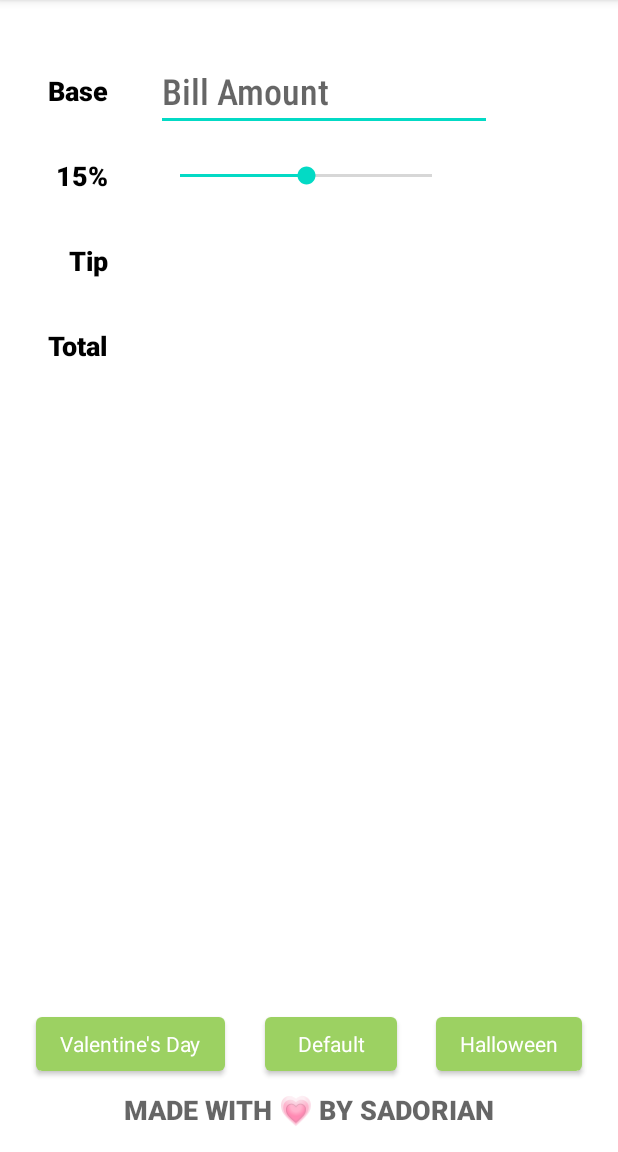
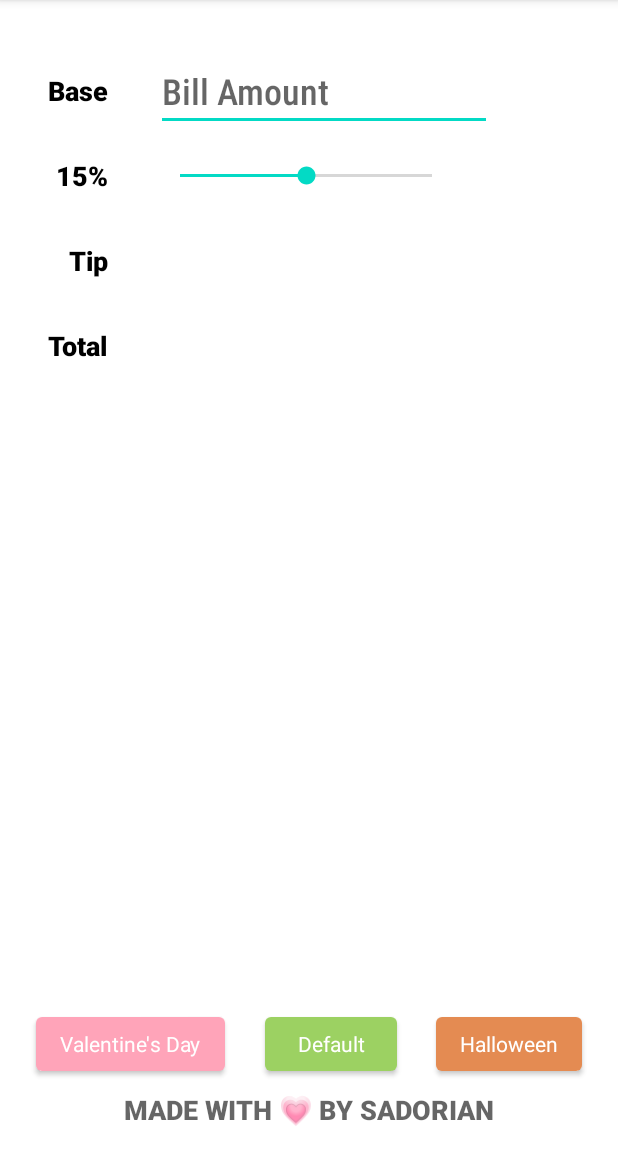
Before and after one commit to sadoreena/TipCalculator, an Android app: the screen it shows after launch (MainActivity), on a phone screen of 412 x 824 dp, the part 84-1236 px from its top. Run offline under Robolectric (Android 15) with nearby library versions, the phone set to English and light mode, and no system bars.

Commit message:
changed button colors, background, and themes

```diff
--- a/app/src/main/java/com/example/tipcalculator/MainActivity.kt
+++ b/app/src/main/java/com/example/tipcalculator/MainActivity.kt
@@ -1,5 +1,6 @@
 package com.example.tipcalculator
 
+import android.graphics.Color
 import android.util.Log
 
 import androidx.appcompat.app.AppCompatActivity
--- a/app/src/main/res/layout/activity_main.xml
+++ b/app/src/main/res/layout/activity_main.xml
@@ -11,24 +11,24 @@
     <!-- views on the left side -->
 
     <ImageView
+        android:id="@+id/HalloweenBackground"
+        android:layout_width="match_parent"
+        android:layout_height="match_parent"
+        android:scaleType="fitXY"
+        android:visibility="gone"
+        app:srcCompat="@drawable/halloween"
+        tools:layout_editor_absoluteX="84dp"
+        tools:layout_editor_absoluteY="302dp" />
+
+    <ImageView
         android:id="@+id/ValentinesBackground"
         android:layout_width="match_parent"
         android:layout_height="match_parent"
         android:scaleType="fitXY"
-        android:visibility="invisible"
-        app:srcCompat="@drawable/valentinesday3"
-        tools:layout_editor_absoluteX="104dp"
-        tools:layout_editor_absoluteY="355dp" />
-
-    <ImageView
-        android:id="@+id/HalloweenBackground"
-        android:layout_width="match_parent"
-        android:layout_height="match_parent"
-        android:scaleType="fitXY"
-        android:visibility="invisible"
-        app:srcCompat="@drawable/halloween"
-        tools:layout_editor_absoluteX="84dp"
-        tools:layout_editor_absoluteY="302dp" />
+        android:visibility="gone"
+        app:srcCompat="@drawable/valentinesday"
+        tools:layout_editor_absoluteX="71dp"
+        tools:layout_editor_absoluteY="373dp" />
 
     <TextView
         android:id="@+id/tvBaseLabel"
@@ -156,6 +156,7 @@
 
     <Button
         android:id="@+id/ValentinesDayButton"
+        android:theme="@style/Theme.TipCalculatorVal"
         android:layout_width="wrap_content"
         android:layout_height="wrap_content"
         android:layout_marginStart="24dp"
@@ -168,6 +169,7 @@
 
     <Button
         android:id="@+id/HalloweenButton"
+        android:theme="@style/Theme.TipCalculatorHal"
         android:layout_width="wrap_content"
         android:layout_height="wrap_content"
         android:layout_marginEnd="24dp"
--- a/app/src/main/res/values/colors.xml
+++ b/app/src/main/res/values/colors.xml
@@ -8,7 +8,7 @@
     <color name="black">#FF000000</color>
     <color name="white">#FFFFFFFF</color>
     <color name="green">#9CD162</color>
-    <color name="pink">#FFCCF4</color>
-    <color name="orange">#FFD493</color>
+    <color name="pink">#ffa4b9</color>
+    <color name="orange">#e48b52</color>
 
 </resources>
--- a/app/src/main/res/values/themes.xml
+++ b/app/src/main/res/values/themes.xml
@@ -20,8 +20,8 @@
         <item name="colorPrimaryVariant">@color/pink</item>
         <item name="colorOnPrimary">@color/white</item>
         <!-- Secondary brand color. -->
-        <item name="colorSecondary">@color/teal_200</item>
-        <item name="colorSecondaryVariant">@color/teal_700</item>
+        <item name="colorSecondary">@color/pink</item>
+        <item name="colorSecondaryVariant">@color/pink</item>
         <item name="colorOnSecondary">@color/black</item>
         <!-- Status bar color. -->
         <item name="android:statusBarColor" tools:targetApi="l">?attr/colorPrimaryVariant</item>
@@ -34,8 +34,8 @@
         <item name="colorPrimaryVariant">@color/orange</item>
         <item name="colorOnPrimary">@color/white</item>
         <!-- Secondary brand color. -->
-        <item name="colorSecondary">@color/teal_200</item>
-        <item name="colorSecondaryVariant">@color/teal_700</item>
+        <item name="colorSecondary">@color/orange</item>
+        <item name="colorSecondaryVariant">@color/orange</item>
         <item name="colorOnSecondary">@color/black</item>
         <!-- Status bar color. -->
         <item name="android:statusBarColor" tools:targetApi="l">?attr/colorPrimaryVariant</item>
```
Also changed, not shown: app/src/main/res/drawable/valentinesday.jpeg, app/src/main/res/drawable/valentinesday2.jpeg (deleted), app/src/main/res/drawable/valentinesday3.png (deleted).
